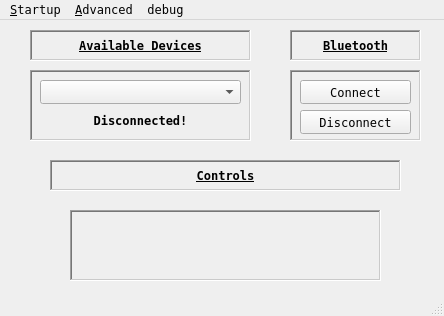
Qt form phoneaudiolink.ui (PolymorphicAgent/PhoneAudioLink) before a commit.
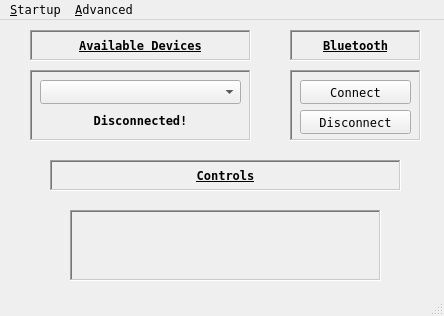
The same form after that commit. Icons and pictures are not drawn. Custom widgets are drawn as their Qt base class.

Diff of the .ui file:
```diff
--- a/phoneaudiolink.ui
+++ b/phoneaudiolink.ui
@@ -376,16 +376,10 @@
      <string>&amp;Advanced</string>
     </property>
     <addaction name="compatAction"/>
-   </widget>
-   <widget class="QMenu" name="menudebug">
-    <property name="title">
-     <string>debug</string>
-    </property>
     <addaction name="debug"/>
    </widget>
    <addaction name="menuStartup"/>
    <addaction name="menuAdvanced"/>
-   <addaction name="menudebug"/>
   </widget>
   <widget class="QStatusBar" name="statusbar"/>
   <action name="startMinimizedAction">
```
Left out of the diff: 29 changed lines with no effect on the pictures.
